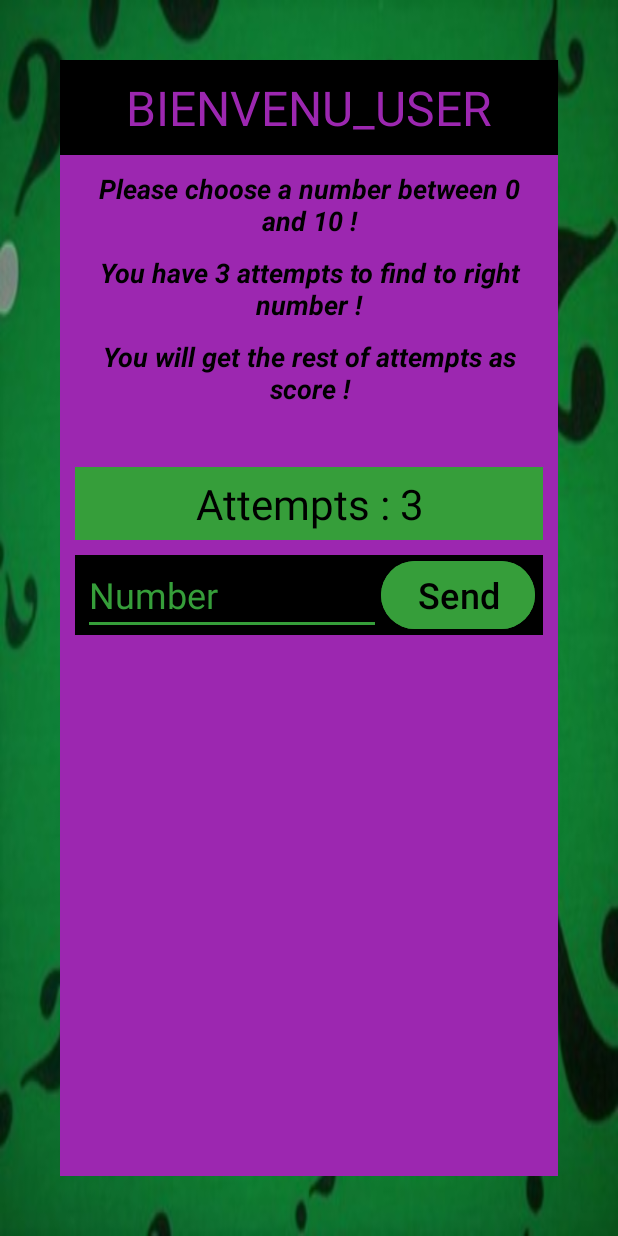
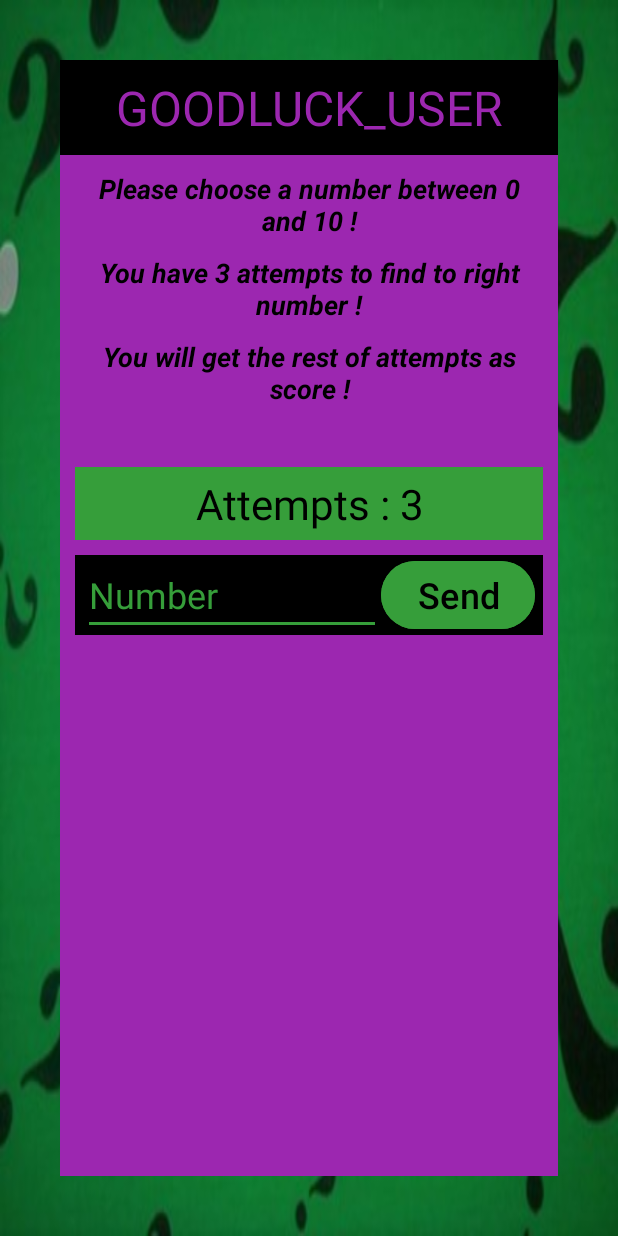
Before and after one commit to MelYuki/MysteryGame_Android_Kotlin, an Android app: the GameActivity screen opened directly, with no data from a screen before it, on a phone screen of 412 x 824 dp. Run offline under Robolectric (Android 15) with nearby library versions, the phone set to English and light mode, and no system bars; 2 statements that could not run were skipped.

Commit message:
layout/*.xml_Commented

```diff
--- a/app/src/main/res/layout/activity_game.xml
+++ b/app/src/main/res/layout/activity_game.xml
@@ -1,4 +1,6 @@
 <?xml version="1.0" encoding="utf-8"?>
+
+<!-- Balise du layout global de la View -->
 <LinearLayout xmlns:android="http://schemas.android.com/apk/res/android"
     xmlns:tools="http://schemas.android.com/tools"
     android:layout_width="match_parent"
@@ -7,11 +9,12 @@
     android:background="@drawable/mystery"
     tools:context=".GameActivity">
 
+<!--    Message de bonne chance au joueur -->
     <TextView
         android:id="@+id/tv_game_username"
         android:layout_width="match_parent"
         android:layout_height="wrap_content"
-        android:text="BIENVENU_USER"
+        android:text="@string/tv_game_goodluck"
         android:textSize="32sp"
         android:textColor="@color/magenta"
         android:background="@color/black"
@@ -21,6 +24,7 @@
         android:padding="10dp"
         />
 
+    <!--    Layout contenant le reste de la View -->
     <LinearLayout
         android:layout_width="match_parent"
         android:layout_height="match_parent"
@@ -30,6 +34,7 @@
         android:layout_marginBottom="40dp"
         android:padding="10dp">
 
+<!--        Instructions de jeu -->
         <TextView
             android:layout_width="match_parent"
             android:layout_height="wrap_content"
@@ -39,6 +44,7 @@
             android:textColor="@color/black"
             android:gravity="center"/>
 
+<!--        Condition de réussite -->
         <TextView
             android:layout_width="match_parent"
             android:layout_height="wrap_content"
@@ -49,6 +55,7 @@
             android:gravity="center"
             android:layout_marginTop="10dp"/>
 
+<!--        Compte des points -->
         <TextView
             android:layout_width="match_parent"
             android:layout_height="wrap_content"
@@ -59,6 +66,7 @@
             android:gravity="center"
             android:layout_marginTop="10dp"/>
 
+<!--        Tableau d'affichage des tentatives -->
         <TextView
             android:id="@+id/tv_game_attempts"
             android:layout_width="match_parent"
@@ -71,6 +79,7 @@
             android:layout_marginTop="40dp"
             android:paddingVertical="5dp"/>
 
+<!--        Layout contenant l'input utilisateur et le bouton d'envoie -->
         <LinearLayout
             android:layout_width="match_parent"
             android:layout_height="wrap_content"
@@ -80,6 +89,7 @@
             android:paddingHorizontal="5dp"
             android:orientation="horizontal">
 
+<!--            Input utilisateur -->
             <EditText
                 android:id="@+id/et_game_user"
                 android:layout_width="0dp"
@@ -93,6 +103,7 @@
                 android:textColor="@color/green"
                 android:backgroundTint="@color/green"/>
 
+<!--            Bouton d'envoie -->
             <Button
                 android:id="@+id/btn_game_send"
                 android:layout_width="wrap_content"
@@ -103,6 +114,7 @@
                 android:backgroundTint="@color/green"/>
         </LinearLayout>
 
+<!--        Indice à l'utilisateur -->
         <TextView
             android:id="@+id/tv_game_wrong"
             android:layout_width="match_parent"
--- a/app/src/main/res/values/strings.xml
+++ b/app/src/main/res/values/strings.xml
@@ -2,9 +2,11 @@
     <string name="app_name">Mystery\nGame</string>
     <string name="app_title">Mystery\nGame !</string>
 
+    <string name="tv_main_welcome_user" translatable="false">" *** %s ***"</string>
     <string name="tv_main_default_result" translatable="false">DEFAULT_RESULT</string>
     <string name="tv_main_default_score" translatable="false">Game : 0 | Score : 0</string>
     <string name="tv_main_game_score" translatable="false">Game : %d | Score : %d</string>
+    <string name="tv_game_goodluck" translatable="false">GOODLUCK_USER</string>
     <string name="tv_game_wrong_number" translatable="false">WRONG_NUMBER</string>
 
     <string name="tv_main_welcome">*** Welcome ***</string>
@@ -16,7 +18,7 @@
     <string name="btn_main_replay">REPLAY</string>
     <string name="toast_main_play">Please entre your firstname to play!</string>
 
-    <string name="welcome_username">Welcome %s</string>
+    <string name="goodluck_username">Good Luck %s</string>
     <string name="tv_game_instructions">Please choose a number between 0 and 10 !</string>
     <string name="tv_game_condition">You have 3 attempts to find to right number !</string>
     <string name="tv_game_condition_score">You will get the rest of attempts as score !</string>
```
Also changed, not shown: app/src/main/res/layout/activity_main.xml (+17 -0 lines), 1 other file.
